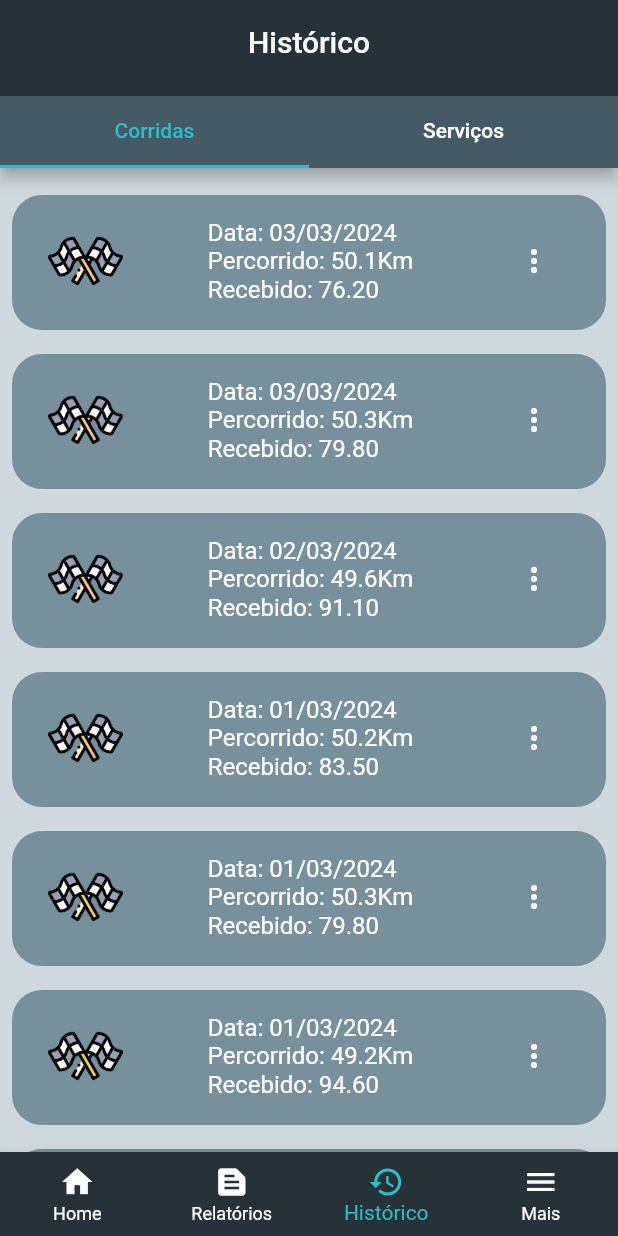
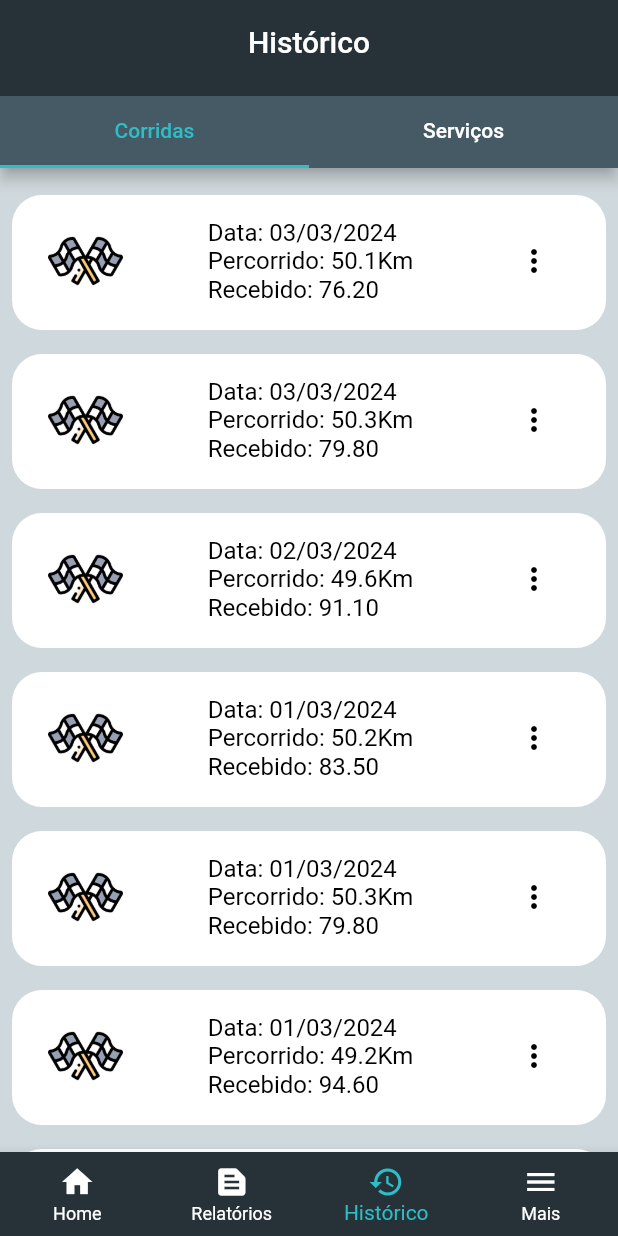
Before and after one commit to MoraesDev1/drive_ease, a Flutter app: the screen it shows after launch, swiped to page 3, on a phone screen of 412 x 824 dp. Run offline on Flutter 3.47's test engine with Material 3 defaults, Android fonts, the light colour scheme and no system bars; our stand-ins replace fl_chart, sqflite; accounts and stored records are empty.

Commit message:
Ajustes na aparencia do card corrida e servico

```diff
--- a/driveease_v1/lib/Pages/Pillar/layout_page.dart
+++ b/driveease_v1/lib/Pages/Pillar/layout_page.dart
@@ -45,7 +45,7 @@ class _LayoutPageState extends State<LayoutPage> {
           onTap: (value) {
             pageController.animateToPage(
               value,
-              duration: const Duration(milliseconds: 500),
+              duration: const Duration(milliseconds: 800),
               curve: Curves.easeOut,
             );
             selectedIcon = value;
--- a/driveease_v1/lib/Utils/colors_utils.dart
+++ b/driveease_v1/lib/Utils/colors_utils.dart
@@ -11,7 +11,7 @@ class UtilsColors {
   static Color corAppBar = Colors.blueGrey.shade900;
   static Color corTabBar = Colors.blueGrey.shade700;
   static Color corBottomNavigationBar = Colors.blueGrey.shade900;
-  static Color corCardServicoECorrida = Colors.blueGrey.shade400;
+  static Color corCardServicoECorrida = Colors.white;
   static Color corFloatingActionButton = Colors.blueGrey.shade900;
   static Color corNaoSelecionado = Colors.white;
   static Color corFundoPadraoWidgets = Colors.white;
--- a/driveease_v1/lib/Widgets/Cards/card_corrida.dart
+++ b/driveease_v1/lib/Widgets/Cards/card_corrida.dart
@@ -21,7 +21,7 @@ class CardCorrida extends StatelessWidget {
 
   _getPopupMenuItem() {
     return PopupMenuButton<MyItemCorrida>(
-      iconColor: Colors.white,
+      iconColor: Colors.black,
       onSelected: (MyItemCorrida value) {
         onMenuClick(value);
       },
@@ -74,15 +74,15 @@ class CardCorrida extends StatelessWidget {
                   children: [
                     Text(
                       'Data: $data',
-                      style: const TextStyle(color: Colors.white),
+                      style: const TextStyle(color: Colors.black),
                     ),
                     Text(
                       'Percorrido: ${(corrida.stopKm! - corrida.startKm).toStringAsFixed(1)}Km',
-                      style: const TextStyle(color: Colors.white),
+                      style: const TextStyle(color: Colors.black),
                     ),
                     Text(
                       'Recebido: ${corrida.ganhos!.toStringAsFixed(2)}',
-                      style: const TextStyle(color: Colors.white),
+                      style: const TextStyle(color: Colors.black),
                     ),
                   ],
                 ),
--- a/driveease_v1/lib/Widgets/Cards/card_goal.dart
+++ b/driveease_v1/lib/Widgets/Cards/card_goal.dart
@@ -24,7 +24,7 @@ class CardGoal extends StatelessWidget {
   Widget build(BuildContext context) {
     return Container(
       decoration: BoxDecoration(
-        color: Colors.white,
+        color: UtilsColors.corFundoPadraoWidgets,
         borderRadius: BorderRadius.circular(20),
         border: Border.all(
           color: corDoIndicadorDeProgresso,
--- a/driveease_v1/lib/Widgets/Cards/card_summary.dart
+++ b/driveease_v1/lib/Widgets/Cards/card_summary.dart
@@ -17,13 +17,14 @@ class CardSummary extends StatelessWidget {
   Widget build(BuildContext context) {
     return Container(
       decoration: BoxDecoration(
-        color: Colors.white,
+        color: UtilsColors.corFundoPadraoWidgets,
         borderRadius: BorderRadius.circular(20),
         border: Border.all(color: const Color.fromARGB(90, 0, 0, 0)),
       ),
       padding: const EdgeInsets.all(8),
       height: 130,
       child: Card(
+        color: UtilsColors.corFundoPadraoWidgets,
         elevation: 0,
         child: Column(
           mainAxisAlignment: MainAxisAlignment.center,
```
Also changed, not shown: driveease_v1/lib/Widgets/Cards/card_servico.dart (+4 -4 lines).
